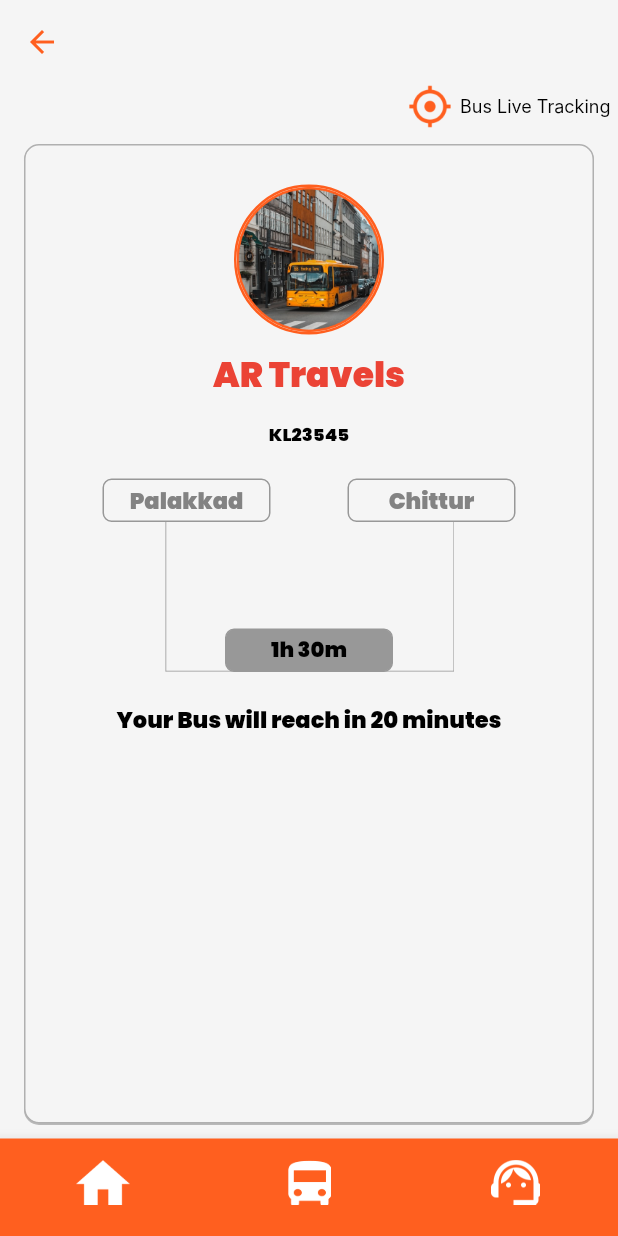
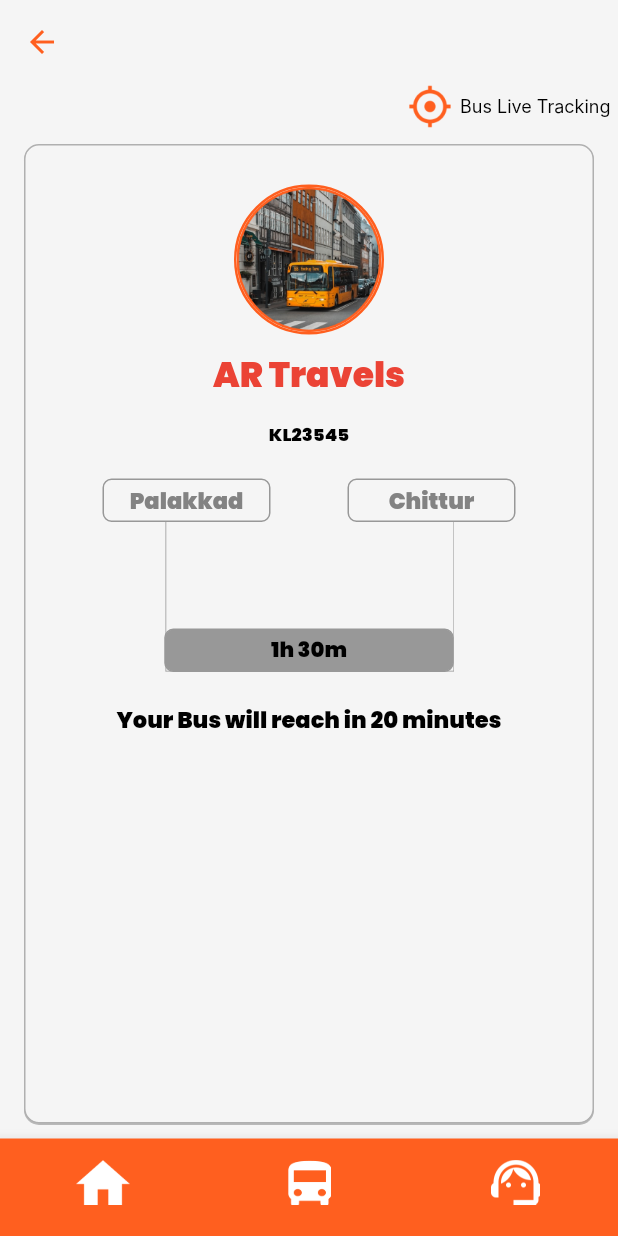
Before and after one commit to AbithaVishnu/Bustracking-User, a Flutter app: the AllDetails screen opened by its route, on a phone screen of 412 x 824 dp. Run offline on Flutter 3.47's test engine with Material 2 defaults, Android fonts, the phone set to English and light mode, and no system bars; our stand-ins replace get, hexcolor; Roboto replaces fonts that are missing (Inter).

Commit message:
all details

```diff
--- a/lib/View/All Details/All detailsa.dart
+++ b/lib/View/All Details/All detailsa.dart
@@ -176,7 +176,6 @@ class AllDetails extends StatelessWidget {
                                   ),
 
                                   Stack(
-                                    alignment: Alignment.bottomCenter,
                                     children: [
                                       Image.asset(
                                         "Assets/Images/Rectangle 1@2x.png",
@@ -184,7 +183,11 @@ class AllDetails extends StatelessWidget {
                                         height: 100,
                                         fit: BoxFit.fill,
                                       ),
-                                      Container(
+                                      Positioned(
+                                        bottom: 0,
+                                        left: 0,
+                                        right: 0,
+                                        child: Container(
                                           width: 112,
                                           height: 29,
                                           decoration: BoxDecoration(
@@ -200,6 +203,7 @@ class AllDetails extends StatelessWidget {
                                               '1h 30m',
                                               style: TextStyle(
                                                 color: Colors.black,
+                                              ),
                                             ),
                                           ),
                                         ),
```
Lines whose indentation alone changed are shown as unchanged.
